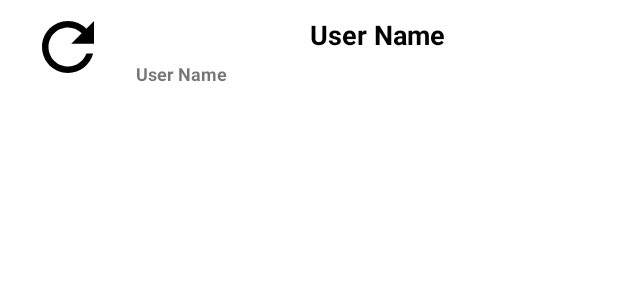
After one commit to VladimPetrov/AppGitUsers, an Android app: the layout item_user.xml on its own in the app's theme, with its tools: preview values and no code run, on a phone screen of 412 x 824 dp. The commit adds this screen. Shown: the top 300 px of the screen. Run offline under Robolectric (Android 15) with nearby library versions, the phone set to English and light mode, and no system bars.

Commit message:
add layout

```diff
--- a/app/build.gradle
+++ b/app/build.gradle
@@ -1,3 +1,5 @@
+import org.gradle.api.internal.FeaturePreviews
+
 plugins {
     id 'com.android.application'
     id 'org.jetbrains.kotlin.android'
@@ -29,6 +31,9 @@ android {
     kotlinOptions {
         jvmTarget = '1.8'
     }
+    buildFeatures {
+        viewBinding true
+    }
 }
 
 dependencies {
--- a/app/src/main/java/ru/gb/appgitusers/MainActivity.kt
+++ b/app/src/main/java/ru/gb/appgitusers/MainActivity.kt
@@ -2,10 +2,13 @@ package ru.gb.appgitusers
 
 import androidx.appcompat.app.AppCompatActivity
 import android.os.Bundle
+import ru.gb.appgitusers.databinding.ActivityMainBinding
 
 class MainActivity : AppCompatActivity() {
+    private lateinit var binding: ActivityMainBinding
     override fun onCreate(savedInstanceState: Bundle?) {
         super.onCreate(savedInstanceState)
-        setContentView(R.layout.activity_main)
+        binding = ActivityMainBinding.inflate(layoutInflater)
+        setContentView(binding.root)
     }
 }
--- /dev/null
+++ b/app/src/main/res/drawable/ic_baseline_refresh_24.xml
@@ -0,0 +1,5 @@
+<vector android:height="24dp" android:tint="#000000"
+    android:viewportHeight="24" android:viewportWidth="24"
+    android:width="24dp" xmlns:android="http://schemas.android.com/apk/res/android">
+    <path android:fillColor="@android:color/white" android:pathData="M17.65,6.35C16.2,4.9 14.21,4 12,4c-4.42,0 -7.99,3.58 -7.99,8s3.57,8 7.99,8c3.73,0 6.84,-2.55 7.73,-6h-2.08c-0.82,2.33 -3.04,4 -5.65,4 -3.31,0 -6,-2.69 -6,-6s2.69,-6 6,-6c1.66,0 3.14,0.69 4.22,1.78L13,11h7V4l-2.35,2.35z"/>
+</vector>
--- /dev/null
+++ b/app/src/main/res/layout/item_user.xml
@@ -0,0 +1,42 @@
+<?xml version="1.0" encoding="utf-8"?>
+<androidx.constraintlayout.widget.ConstraintLayout xmlns:android="http://schemas.android.com/apk/res/android"
+    android:layout_width="match_parent"
+    android:layout_height="wrap_content"
+    android:layout_margin="@dimen/margin_default"
+    xmlns:app="http://schemas.android.com/apk/res-auto"
+    xmlns:tools="http://schemas.android.com/tools">
+<ImageView
+    android:id="@+id/item_user_image"
+    android:layout_width="0dp"
+    android:layout_height="0dp"
+    app:layout_constraintWidth_percent="0.2"
+    app:layout_constraintHeight_percent="1"
+    app:layout_constraintStart_toStartOf="parent"
+    app:layout_constraintTop_toTopOf="parent"
+    app:layout_constraintEnd_toStartOf="@+id/item_user_name"
+    app:layout_constraintBottom_toBottomOf="parent"
+    tools:src="@drawable/ic_baseline_refresh_24"/>
+    <TextView
+        android:id="@+id/item_user_name"
+        android:layout_width="0dp"
+        android:layout_height="wrap_content"
+        app:layout_constraintWidth_percent="0.8"
+        android:layout_margin="@dimen/margin_default"
+        app:layout_constraintStart_toEndOf="@+id/item_user_image"
+        app:layout_constraintTop_toTopOf="parent"
+        app:layout_constraintBottom_toTopOf="@+id/item_user_id"
+        style="@style/TextTitle"
+        tools:text="User Name"
+        />
+    <TextView
+        android:id="@+id/item_user_id"
+        android:layout_width="0dp"
+        android:layout_height="wrap_content"
+        android:layout_margin="@dimen/margin_default"
+        app:layout_constraintStart_toEndOf="@+id/item_user_image"
+        app:layout_constraintTop_toBottomOf="@+id/item_user_name"
+        android:textSize="@dimen/text_size_default"
+        android:textStyle="bold"
+        tools:text="User Name"
+        />
+</androidx.constraintlayout.widget.ConstraintLayout>
--- /dev/null
+++ b/app/src/main/res/values/dimens.xml
@@ -0,0 +1,7 @@
+<?xml version="1.0" encoding="utf-8"?>
+<resources>
+    <dimen name="margin_fab">20dp</dimen>
+    <dimen name="margin_default">5dp</dimen>
+    <dimen name="text_title_size">18sp</dimen>
+    <dimen name="text_size_default">12sp</dimen>
+</resources>
--- /dev/null
+++ b/app/src/main/res/values/style.xml
@@ -0,0 +1,9 @@
+<?xml version="1.0" encoding="utf-8"?>
+<resources>
+    <style name="TextTitle">
+        <item name="android:textStyle">bold</item>
+        <item name="android:gravity">center</item>
+        <item name="android:textSize">@dimen/text_title_size</item>
+        <item name="android:textColor">@color/black</item>
+    </style>
+</resources>
--- a/app/src/main/res/values/themes.xml
+++ b/app/src/main/res/values/themes.xml
@@ -6,7 +6,7 @@
         <item name="colorPrimaryVariant">@color/purple_700</item>
         <item name="colorOnPrimary">@color/white</item>
         <!-- Secondary brand color. -->
-        <item name="colorSecondary">@color/teal_200</item>
+        <item name="colorSecondary">#086DA3</item>
         <item name="colorSecondaryVariant">@color/teal_700</item>
         <item name="colorOnSecondary">@color/black</item>
         <!-- Status bar color. -->
```
Also changed, not shown: app/src/main/res/layout/activity_main.xml (+21 -4 lines).
